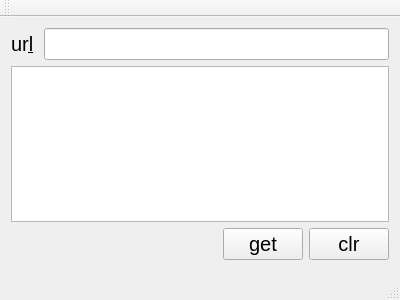
First picture: the form in http/mainwindow.ui, repository maoxingda/Qt, before the edit.
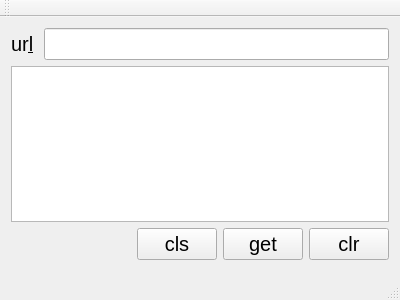
Second picture: the form after the edit.

Patch:
```diff
--- a/http/mainwindow.ui
+++ b/http/mainwindow.ui
@@ -60,6 +60,19 @@
           </property>
          </spacer>
         </item>
+        <item>
+         <widget class="QPushButton" name="pushButtonCls">
+          <property name="text">
+           <string>cls</string>
+          </property>
+          <property name="autoDefault">
+           <bool>false</bool>
+          </property>
+          <property name="default">
+           <bool>false</bool>
+          </property>
+         </widget>
+        </item>
         <item>
          <widget class="QPushButton" name="pushButtonGet">
           <property name="text">
```
